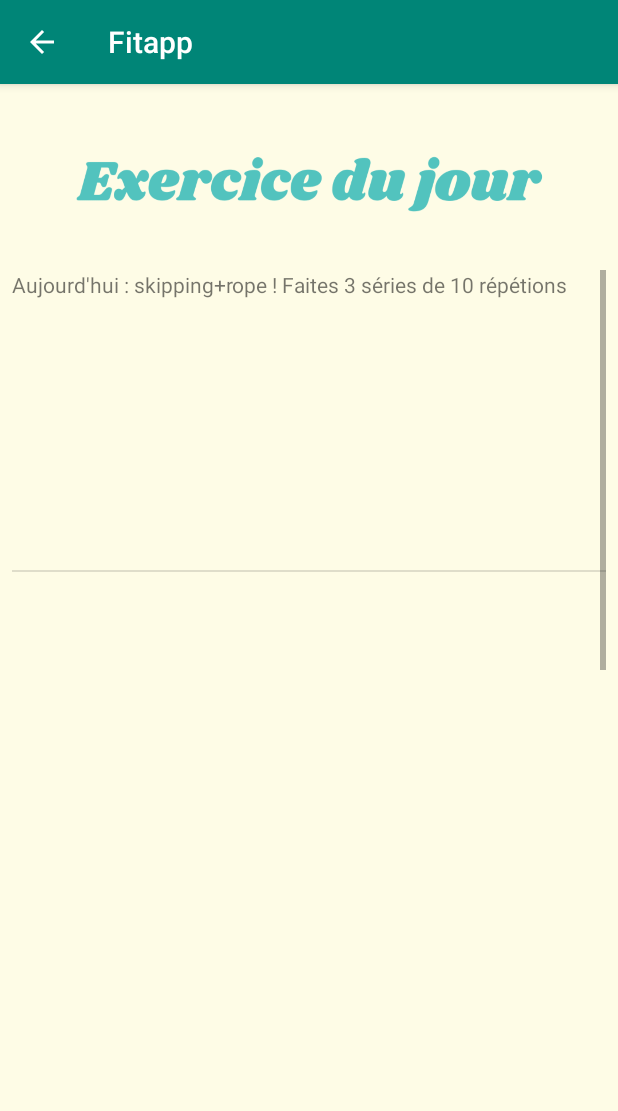
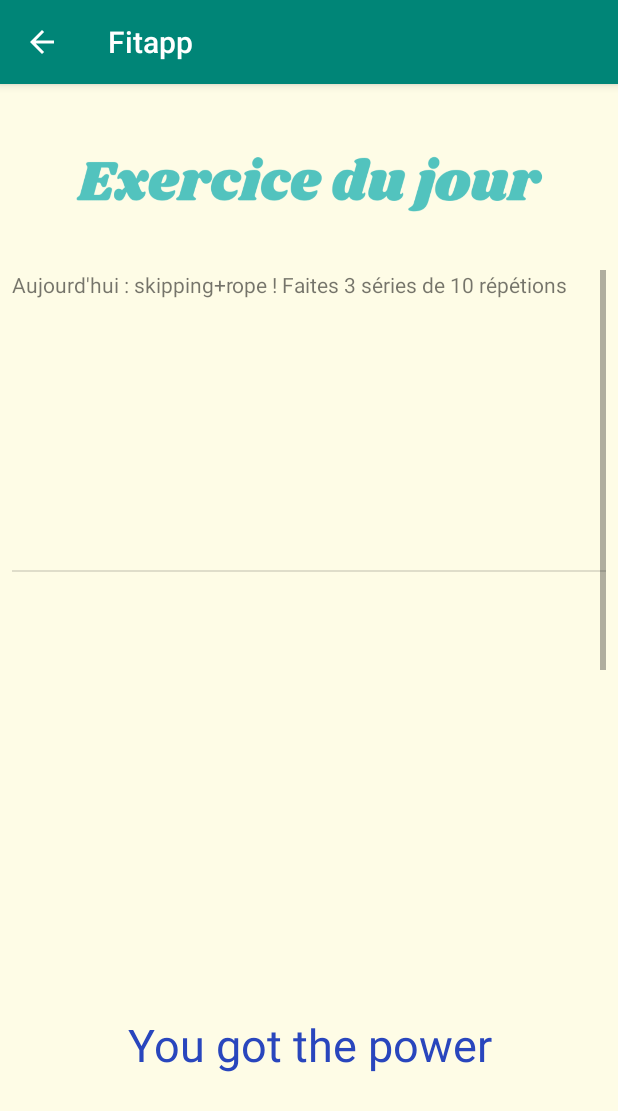
Before and after one commit to MikailINTech/fitapp, an Android app: the screen it shows after launch (exerciceActivity), after a tap on "Exercice", on a phone screen of 412 x 824 dp. Shown: the top 1111 px of the screen. Run offline under Robolectric (Android 15) with nearby library versions, the phone set to English and light mode, and no system bars; pictures from the network do not load; 4 statements that could not run were skipped.

Commit message:
c'est fini

```diff
--- /dev/null
+++ b/Fitapp/app/src/main/java/com/example/fitapp/DBHandler.java
@@ -0,0 +1,174 @@
+package com.example.fitapp;
+
+import android.database.sqlite.SQLiteDatabase;
+import android.database.sqlite.SQLiteOpenHelper;
+import android.content.Context;
+import android.content.ContentValues;
+import android.database.Cursor;
+
+public class DBHandler extends SQLiteOpenHelper {
+    //information of database
+    private static final int DATABASE_VERSION = 14;
+    private static final String DATABASE_NAME = "quoteDB.db";
+    public static final String TABLE_NAME = " TABLEQUOTE ";
+    public static final String COLUMN_ID = " QuoteID ";
+    public static final String COLUMN_NAME = " QuoteText ";
+
+    //-------------------------------------------------------------------------------------------------
+    //initialize the database
+    //-------------------------------------------------------------------------------------------------
+    //public DBHandler(Context context) {
+    //    super(context, DATABASE_NAME, null, DATABASE_VERSION);
+    //}
+    public DBHandler(Context context, String name, SQLiteDatabase.CursorFactory factory, int version) {
+        super(context, DATABASE_NAME, factory, DATABASE_VERSION);
+    }
+    //-------------------------------------------------------------------------------------------------
+
+
+
+    //-------------------------------------------------------------------------------------------------
+    //Methods
+    //-------------------------------------------------------------------------------------------------
+
+    //on Database creation
+    @Override
+    public void onCreate(SQLiteDatabase db) {
+        String CREATE_TABLE =  " CREATE TABLE " + TABLE_NAME + " ( " + COLUMN_ID +
+                " INTEGER PRIMARY KEY , " + COLUMN_NAME + " TEXT ) ";
+        db.execSQL(CREATE_TABLE);
+    }
+
+
+    //onUpgrade
+    @Override
+    public void onUpgrade(SQLiteDatabase db, int i, int j) {
+        // Drop table
+        db.execSQL("DROP TABLE IF EXISTS " + "TABLEQUOTE");
+        onCreate(db);
+    }
+
+    public String loadHandler() {
+        String result = "";
+        String query = "Select * FROM " + TABLE_NAME;
+        SQLiteDatabase db = this.getWritableDatabase();
+        Cursor cursor = db.rawQuery(query, null);
+        while (cursor.moveToNext()) {
+            int result_0 = cursor.getInt(0);
+            String result_1 = cursor.getString(1);
+            result += String.valueOf(result_0) + " " + result_1 +
+                    System.getProperty("line.separator");
+        }
+        cursor.close();
+        db.close();
+        return result;
+    }
+
+
+    //Add an element to the database
+    public void addHandler(Quote quote) {
+        ContentValues values = new ContentValues();
+        values.put(COLUMN_ID, quote.getID());
+        values.put(COLUMN_NAME, quote.getQuoteText());
+        SQLiteDatabase db = this.getWritableDatabase();
+        db.insert(TABLE_NAME, null, values);
+        db.close();
+    }
+
+    //Load Database
+    public void loadAll() {
+        int i = 1;
+        //Liste des citations
+        String quotesList[] ={
+                "You can do it!",
+                "Never give up",
+                "Give your best",
+                "Dépassez vos limites",
+                "You got the power",
+                "Unleash the power in you",
+                "Go for it!"};
+        while (i != quotesList.length-1) {
+            Quote quote = new Quote(i, quotesList[i-1]);
+            this.addHandler(quote);
+            i=i+1;
+        }
+    }
+
+    //request to database
+    public Quote findHandler(String quotetext) {
+        String query = "Select * FROM " + TABLE_NAME + " WHERE " + COLUMN_NAME + " = " + "'" + quotetext + "'";
+        SQLiteDatabase db = this.getWritableDatabase();
+        Cursor cursor = db.rawQuery(query, null);
+        Quote quote = new Quote();
+        if (cursor.moveToFirst()) {
+            cursor.moveToFirst();
+            quote.setID(Integer.parseInt(cursor.getString(0)));
+            quote.setQuoteText(cursor.getString(1));
+            cursor.close();
+        } else {
+            //quote = null;
+        }
+        db.close();
+        return quote;
+    }
+
+    public Quote findHandlerById(int id) {
+        String query = "Select * FROM " + TABLE_NAME + " WHERE " + COLUMN_ID + " = " + "'" + id + "'";
+        SQLiteDatabase db = this.getWritableDatabase();
+        Cursor cursor = db.rawQuery(query, null);
+        Quote quote = new Quote();
+        if (cursor.moveToFirst()) {
+            cursor.moveToFirst();
+            cursor.moveToFirst();
+            quote.setID(Integer.parseInt(cursor.getString(0)));
+            quote.setQuoteText(cursor.getString(1));
+            cursor.close();
+        } else {
+            //quote = null;
+        }
+        db.close();
+        return quote;
+    }
+
+
+    //Delete element from database
+    public boolean deleteHandler(int ID) {
+        boolean result = false;
+        String query = "Select * FROM " + TABLE_NAME + "WHERE" + COLUMN_ID + "= '" + String.valueOf(ID) + "'";
+        SQLiteDatabase db = this.getWritableDatabase();
+        Cursor cursor = db.rawQuery(query, null);
+        Quote quote = new Quote();
+        if (cursor.moveToFirst()) {
+            quote.setID(Integer.parseInt(cursor.getString(0)));
+            db.delete(TABLE_NAME, COLUMN_ID + "=?",
+                    new String[] {
+                            String.valueOf(quote.getID())
+                    });
+            cursor.close();
+            result = true;
+        }
+        db.close();
+        return result;
+    }
+
+
+    //Update database
+    public boolean updateHandler(int ID, String name) {
+        SQLiteDatabase db = this.getWritableDatabase();
+        ContentValues args = new ContentValues();
+        args.put(COLUMN_ID, ID);
+        args.put(COLUMN_NAME, name);
+        return db.update(TABLE_NAME, args, COLUMN_ID + "=" + ID, null) > 0;
+    }
+
+
+
+    public int getProfilesCount() {
+        String countQuery = "SELECT  * FROM " + TABLE_NAME;
+        SQLiteDatabase db = this.getReadableDatabase();
+        Cursor cursor = db.rawQuery(countQuery, null);
+        int count = cursor.getCount();
+        cursor.close();
+        return count;
+    }
+}
--- /dev/null
+++ b/Fitapp/app/src/main/java/com/example/fitapp/Quote.java
@@ -0,0 +1,29 @@
+package com.example.fitapp;
+
+
+public class Quote {
+    private int quoteID;                //Id of the quote in the database
+    private String quoteText;           //Text of the quote
+
+
+    public Quote() {}
+
+    public Quote(int id, String quotetext) {
+        this.quoteID = id;
+        this.quoteText = quotetext;
+    }
+
+    //Setters and Getters
+    public void setID(int id) {
+        this.quoteID = id;
+    }
+    public int getID() {
+        return this.quoteID;
+    }
+    public void setQuoteText(String quotetext) {
+        this.quoteText = quotetext;
+    }
+    public String getQuoteText() {
+        return this.quoteText;
+    }
+}
--- a/Fitapp/app/src/main/java/com/example/fitapp/exerciceActivity.java
+++ b/Fitapp/app/src/main/java/com/example/fitapp/exerciceActivity.java
@@ -1,7 +1,12 @@
 package com.example.fitapp;
 
 import android.os.Bundle;
+import android.view.Gravity;
+import android.view.LayoutInflater;
+import android.view.View;
+import android.view.ViewGroup;
 import android.widget.TextView;
+import android.widget.Toast;
 
 import androidx.appcompat.app.AppCompatActivity;
 
@@ -13,13 +18,38 @@ public class exerciceActivity extends AppCompatActivity {
         setContentView(R.layout.activity_exercice);
         AsyncImageJSONData task = new AsyncImageJSONData(exerciceActivity.this);
 
-        String exercices[] ={"push+up","abs","squats","crunch+fitness","plank","skipping+rope","running"};
+        DBHandler dbHandler = new DBHandler(this, null, null, 14);
+        if ( dbHandler.getProfilesCount() == 0){
+            dbHandler.loadAll();
+        }
+
+
+        String exercices[] ={"push+up","abs+crunch","squats","crunch+fitness","plank","skipping+rope","running"};
         String exo= exercices[(int)(Math.random()*exercices.length)];
         task.execute("https://app.zenserp.com/api/v2/search?q="+exo+"&hl=en&gl=US&location=United%20States&search_engine=google.com&tbm=isch&apikey=ab1f1ce0-3010-11ea-bdea-9958949cd03d");
 
         TextView t1 = (TextView) findViewById(R.id.textView);
         t1.setText("Aujourd'hui : "+exo+ " ! Faites 3 séries de 10 répétions");
 
+        //Text de la citation
+
+        TextView q = (TextView) findViewById(R.id.quoteZone);
+        Quote qu = dbHandler.findHandlerById((int)(Math.random()*exercices.length));
+        q.setText(qu.getQuoteText());
+
+        LayoutInflater inflater = getLayoutInflater();
+        View layout = inflater.inflate(R.layout.custom_toast,
+                (ViewGroup) findViewById(R.id.custom_toast_container));
+
+        Toast toast = new Toast(getApplicationContext());
+        toast.setGravity(Gravity.CENTER_VERTICAL, 0, 0);
+        toast.setDuration(Toast.LENGTH_LONG);
+        toast.setView(layout);
+        toast.show();
+
+
+
+
 
     }
 
--- a/Fitapp/app/src/main/res/layout/activity_exercice.xml
+++ b/Fitapp/app/src/main/res/layout/activity_exercice.xml
@@ -31,4 +31,21 @@
         app:layout_constraintStart_toStartOf="parent"
         app:layout_constraintTop_toTopOf="parent" />
 
+    <TextView
+        android:id="@+id/quoteZone"
+        android:layout_width="match_parent"
+        android:layout_height="wrap_content"
+        android:layout_marginStart="16dp"
+        android:layout_marginLeft="16dp"
+        android:layout_marginTop="620dp"
+        android:layout_marginEnd="16dp"
+        android:layout_marginRight="16dp"
+        android:textAlignment="center"
+        android:textSize="30dp"
+        android:textColor="#2946bd"
+        app:layout_constraintEnd_toEndOf="parent"
+        app:layout_constraintHorizontal_bias="0.0"
+        app:layout_constraintStart_toStartOf="parent"
+        app:layout_constraintTop_toTopOf="parent" />
+
 </androidx.constraintlayout.widget.ConstraintLayout>
```
Also changed, not shown: Fitapp/app/src/main/res/layout/activity_google.xml (+11 -4 lines), Fitapp/app/src/main/res/layout/custom_toast.xml (added, +29 -0 lines).
